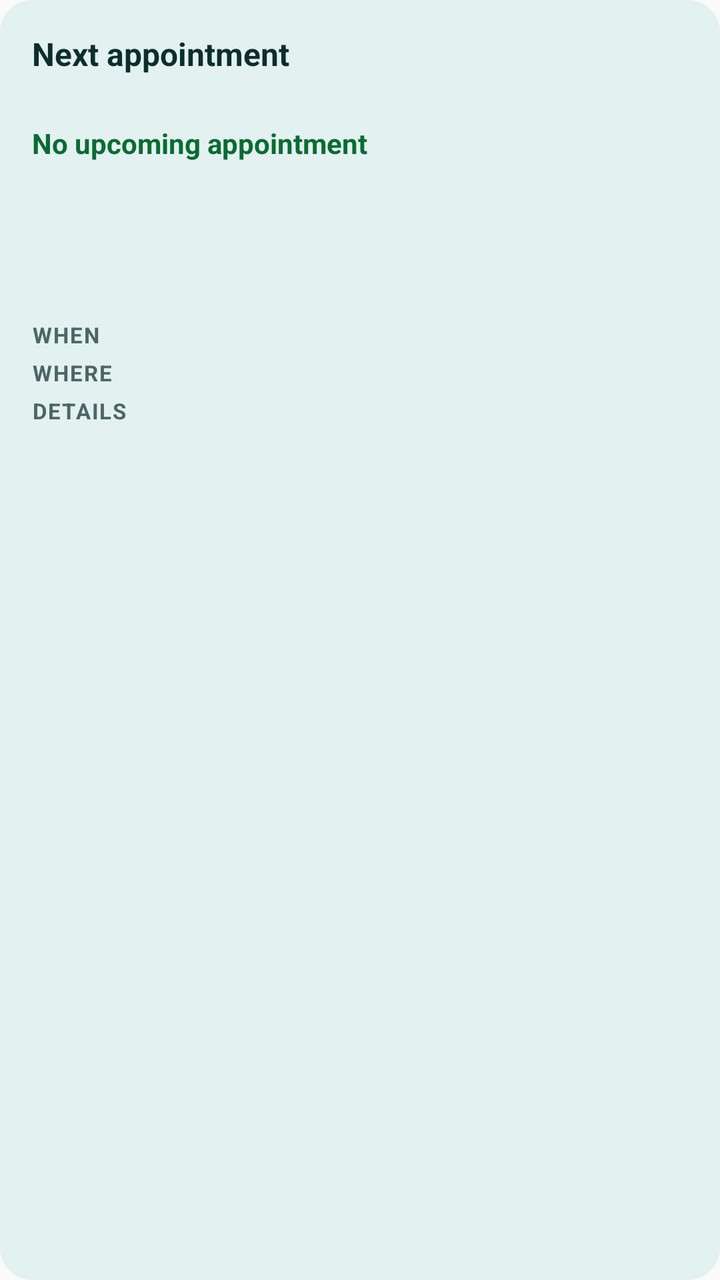
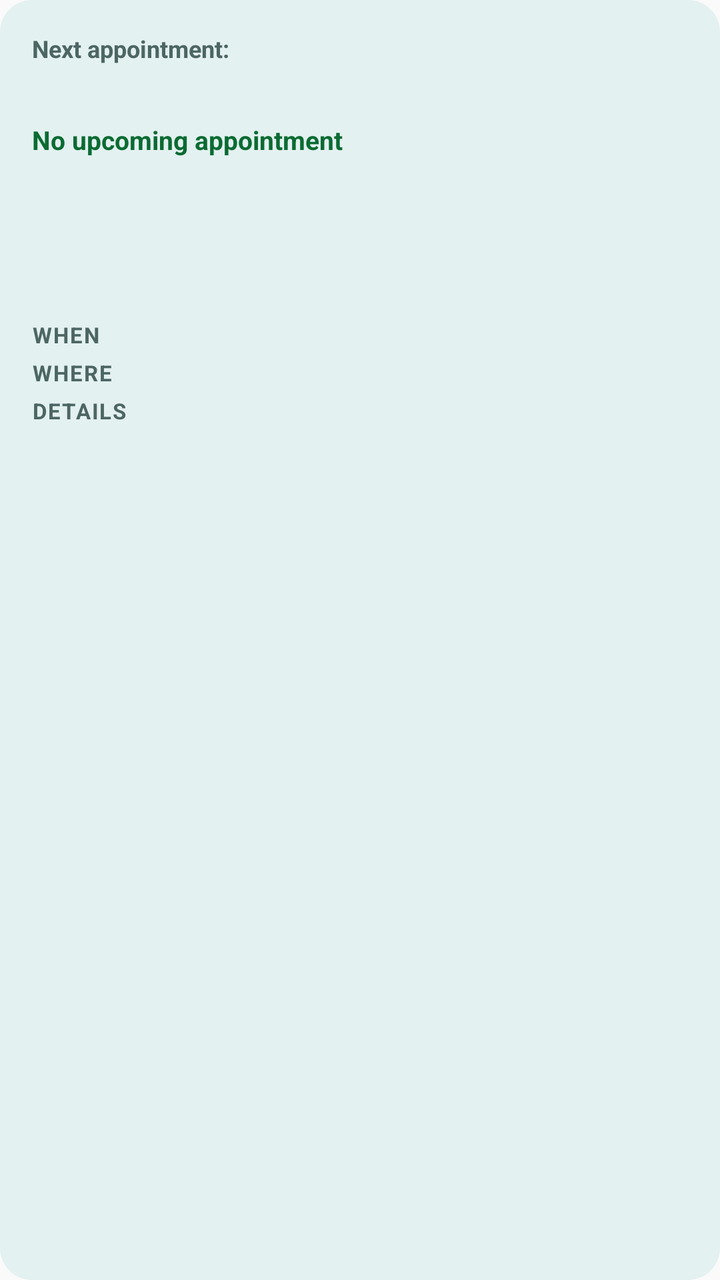

The first picture is an Android layout as it rendered before a commit; the second is the same layout after the commit. The layout source and the unified diff follow.
<!-- AndroidManifest.xml: application theme AppTheme -->
<!-- res/layout/clinic_card_widget.xml -->
<?xml version="1.0" encoding="utf-8"?>
<FrameLayout xmlns:android="http://schemas.android.com/apk/res/android" android:id="@+id/widget_root" android:layout_width="match_parent" android:layout_height="match_parent" android:padding="16dp" android:background="@drawable/widget_background">

    
    <TextView
        android:id="@+id/widget_clinic_title"
        android:layout_gravity="top|start"
        android:layout_width="match_parent"
        android:layout_height="wrap_content"
        android:text="Next appointment"
        android:textSize="16sp"
        android:textColor="@color/widget_text_primary"
        android:textStyle="bold"
        android:maxLines="2"
        android:ellipsize="end"
        android:breakStrategy="simple" />

    
    <TextView
        android:id="@+id/widget_clinic_appt_title"
        android:layout_gravity="top|start"
        android:layout_width="match_parent"
        android:layout_height="wrap_content"
        android:layout_marginTop="23dp"
        android:text=""
        android:textSize="14sp"
        android:textColor="@color/widget_text_primary"
        android:textStyle="bold"
        android:maxLines="2"
        android:ellipsize="end"
        android:breakStrategy="simple" />

    
    <TextView
        android:id="@+id/widget_clinic_date"
        android:layout_gravity="top|start"
        android:layout_width="match_parent"
        android:layout_height="wrap_content"
        android:layout_marginTop="46dp"
        android:text="No upcoming appointment"
        android:textSize="14sp"
        android:textColor="@color/widget_good"
        android:textStyle="bold"
        android:maxLines="2"
        android:ellipsize="end"
        android:breakStrategy="simple" />

    
    <TextView
        android:id="@+id/widget_clinic_location"
        android:layout_gravity="top|start"
        android:layout_width="match_parent"
        android:layout_height="wrap_content"
        android:layout_marginTop="68dp"
        android:text=""
        android:textSize="12sp"
        android:textColor="@color/widget_accent"
        android:textStyle="bold"
        android:maxLines="2"
        android:ellipsize="end"
        android:breakStrategy="simple" />

    
    <TextView
        android:id="@+id/widget_clinic_tests"
        android:layout_gravity="top|start"
        android:layout_width="wrap_content"
        android:layout_height="wrap_content"
        android:layout_marginTop="87dp"
        android:text=""
        android:textSize="12sp"
        android:textColor="@color/widget_text_muted"
        android:maxLines="1"
        android:ellipsize="end"
        android:breakStrategy="simple" />

    <TextView
        android:id="@+id/widget_clinic_clinic_num"
        android:layout_gravity="top|start"
        android:layout_width="wrap_content"
        android:layout_height="wrap_content"
        android:layout_marginTop="106dp"
        android:text=""
        android:textSize="12sp"
        android:textColor="@color/widget_text_primary"
        android:maxLines="1"
        android:ellipsize="end"
        android:breakStrategy="simple" />

    
    <TextView
        android:id="@+id/widget_clinic_visit_time"
        android:layout_gravity="top|start"
        android:layout_width="wrap_content"
        android:layout_height="wrap_content"
        android:layout_marginTop="125dp"
        android:text=""
        android:textSize="13sp"
        android:textColor="@color/widget_text_primary"
        android:maxLines="1"
        android:ellipsize="end"
        android:breakStrategy="simple" />

    <TextView
        android:id="@+id/widget_clinic_heading_when"
        android:layout_gravity="top|start"
        android:layout_width="wrap_content"
        android:layout_height="wrap_content"
        android:layout_marginTop="144dp"
        android:text="When"
        android:textSize="11sp"
        android:textColor="@color/widget_text_muted"
        android:textStyle="bold"
        android:letterSpacing="0.06"
        android:textAllCaps="true"
        android:maxLines="1"
        android:ellipsize="end"
        android:breakStrategy="simple" />

    <TextView
        android:id="@+id/widget_clinic_heading_where"
        android:layout_gravity="top|start"
        android:layout_width="wrap_content"
        android:layout_height="wrap_content"
        android:layout_marginTop="163dp"
        android:text="Where"
        android:textSize="11sp"
        android:textColor="@color/widget_text_muted"
        android:textStyle="bold"
        android:letterSpacing="0.06"
        android:textAllCaps="true"
        android:maxLines="1"
        android:ellipsize="end"
        android:breakStrategy="simple" />

    
    <TextView
        android:id="@+id/widget_clinic_heading_details"
        android:layout_gravity="top|start"
        android:layout_width="wrap_content"
        android:layout_height="wrap_content"
        android:layout_marginTop="182dp"
        android:text="Details"
        android:textSize="11sp"
        android:textColor="@color/widget_text_muted"
        android:textStyle="bold"
        android:letterSpacing="0.06"
        android:textAllCaps="true"
        android:maxLines="1"
        android:ellipsize="end"
        android:breakStrategy="simple" />

    <TextView
        android:id="@+id/widget_clinic_doctype"
        android:layout_gravity="top|start"
        android:layout_width="wrap_content"
        android:layout_height="wrap_content"
        android:layout_marginTop="201dp"
        android:text=""
        android:textSize="12sp"
        android:textColor="@color/widget_text_muted"
        android:maxLines="1"
        android:ellipsize="end"
        android:breakStrategy="simple" />

    <TextView
        android:id="@+id/widget_clinic_nhs_num"
        android:layout_gravity="top|start"
        android:layout_width="wrap_content"
        android:layout_height="wrap_content"
        android:layout_marginTop="220dp"
        android:text=""
        android:textSize="12sp"
        android:textColor="@color/widget_text_muted"
        android:visibility="gone"
        android:maxLines="1"
        android:ellipsize="end"
        android:breakStrategy="simple" />
</FrameLayout>
<!-- resources referenced by this layout -->
<resources>
  <color name="widget_accent">#00696B</color>
  <color name="widget_good">#0B6B33</color>
  <color name="widget_text_muted">#4C6664</color>
  <color name="widget_text_primary">#0C2E2D</color>
  <!-- drawable widget_background (drawable) -->
  <?xml version="1.0" encoding="utf-8"?>
  <shape xmlns:android="http://schemas.android.com/apk/res/android"
      android:shape="rectangle">
      <solid android:color="@color/widget_bg" />
      <corners android:radius="16dp" />
  </shape>
  <style name="AppTheme" parent="Theme.AppCompat.Light.DarkActionBar">
          
          <item name="colorPrimary">@color/colorPrimary</item>
          <item name="colorPrimaryDark">@color/colorPrimaryDark</item>
          <item name="colorAccent">@color/colorAccent</item>
          <item name="android:statusBarColor">@android:color/transparent</item>
          <item name="android:navigationBarColor">@android:color/transparent</item>
      </style>
  <color name="widget_bg">#E3F1F0</color>
</resources>

<!-- the commit's change to res/layout/clinic_card_widget.xml (unified diff, before → after) -->
@@ -7,9 +7,9 @@
         android:layout_gravity="top|start"
         android:layout_width="match_parent"
         android:layout_height="wrap_content"
-        android:text="Next appointment"
-        android:textSize="16sp"
-        android:textColor="@color/widget_text_primary"
+        android:text="Next appointment:"
+        android:textSize="12sp"
+        android:textColor="@color/widget_text_muted"
         android:textStyle="bold"
         android:maxLines="2"
         android:ellipsize="end"
@@ -21,12 +21,12 @@
         android:layout_gravity="top|start"
         android:layout_width="match_parent"
         android:layout_height="wrap_content"
-        android:layout_marginTop="23dp"
+        android:layout_marginTop="20dp"
         android:text=""
-        android:textSize="14sp"
+        android:textSize="16sp"
         android:textColor="@color/widget_text_primary"
         android:textStyle="bold"
-        android:maxLines="2"
+        android:maxLines="1"
         android:ellipsize="end"
         android:breakStrategy="simple" />
 
@@ -36,9 +36,9 @@
         android:layout_gravity="top|start"
         android:layout_width="match_parent"
         android:layout_height="wrap_content"
-        android:layout_marginTop="46dp"
+        android:layout_marginTop="45dp"
         android:text="No upcoming appointment"
-        android:textSize="14sp"
+        android:textSize="13sp"
         android:textColor="@color/widget_good"
         android:textStyle="bold"
         android:maxLines="2"
@@ -51,7 +51,7 @@
         android:layout_gravity="top|start"
         android:layout_width="match_parent"
         android:layout_height="wrap_content"
-        android:layout_marginTop="68dp"
+        android:layout_marginTop="66dp"
         android:text=""
         android:textSize="12sp"
         android:textColor="@color/widget_accent"
@@ -62,13 +62,27 @@
 
     
     <TextView
+        android:id="@+id/widget_clinic_reason"
+        android:layout_gravity="top|start"
+        android:layout_width="match_parent"
+        android:layout_height="wrap_content"
+        android:layout_marginTop="100dp"
+        android:text=""
+        android:textSize="11sp"
+        android:textColor="@color/widget_text_muted"
+        android:maxLines="1"
+        android:ellipsize="end"
+        android:breakStrategy="simple" />
+
+    
+    <TextView
         android:id="@+id/widget_clinic_tests"
         android:layout_gravity="top|start"
-        android:layout_width="wrap_content"
+        android:layout_width="match_parent"
         android:layout_height="wrap_content"
-        android:layout_marginTop="87dp"
+        android:layout_marginTop="118dp"
         android:text=""
-        android:textSize="12sp"
+        android:textSize="11sp"
         android:textColor="@color/widget_text_muted"
         android:maxLines="1"
         android:ellipsize="end"
